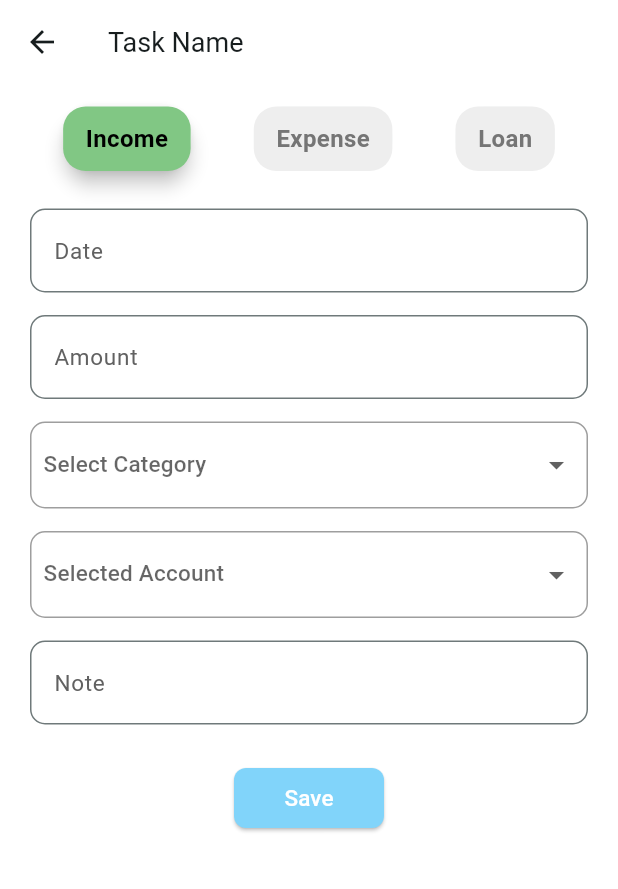
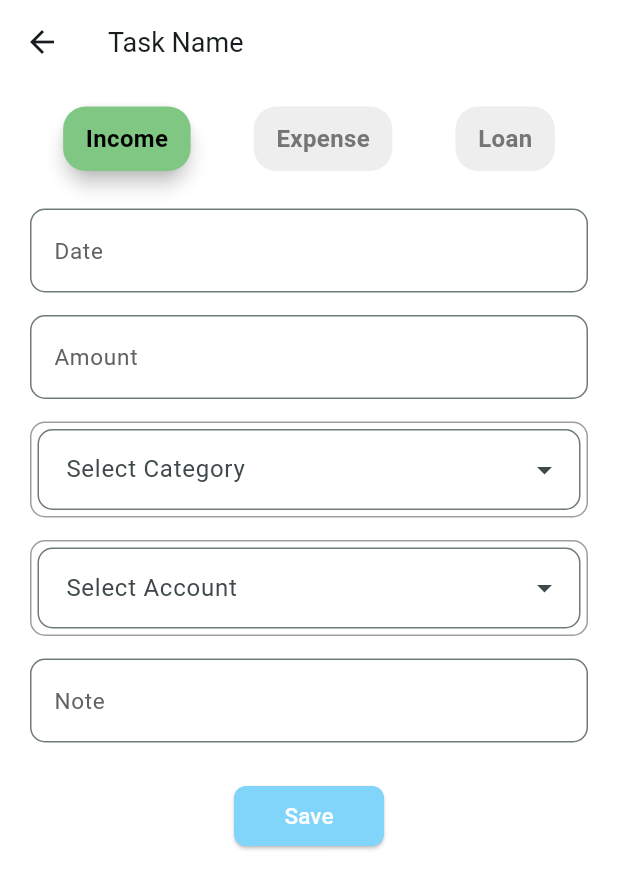
Before and after one commit to Dhruv-M-Sathavara/Money-Manager, a Flutter app: the Addtask screen opened directly, after a tap on "Save", on a phone screen of 412 x 824 dp. Shown: the top 889 px of the screen. Run offline on Flutter 3.47's test engine with Material 3 defaults, Android fonts, the phone set to English and light mode, and no system bars; our stand-ins replace cloud_firestore, firebase_auth, firebase_core, random_string; accounts and stored records are empty.

```diff
--- /dev/null
+++ b/lib/functions/database_conectivity.dart
@@ -0,0 +1,12 @@
+
+import 'package:cloud_firestore/cloud_firestore.dart';
+
+class DBOP{
+  Future addIncome(Map<String,dynamic> money, String id) async{
+    return await FirebaseFirestore.instance.collection("Income").doc(id).set(money);
+  }
+  Future addExpance(Map<String,dynamic> money, String id) async{
+    return await FirebaseFirestore.instance.collection("Expance").doc(id).set(money);
+  }
+
+}
--- a/lib/pages/add.dart
+++ b/lib/pages/add.dart
@@ -1,4 +1,6 @@
+import 'package:expance_manager/functions/database_conectivity.dart';
 import 'package:flutter/material.dart';
+import 'package:random_string/random_string.dart';
 
 class Addtask extends StatefulWidget {
   const Addtask({super.key});
@@ -10,8 +12,15 @@ class Addtask extends StatefulWidget {
 class _AddtaskState extends State<Addtask> {
   bool Income = true, Expense = false, Loan = false;
 
+  TextEditingController amount = TextEditingController();
+  TextEditingController category = TextEditingController();
+  TextEditingController account = TextEditingController();
+  TextEditingController note = TextEditingController();
+  TextEditingController date = TextEditingController();
+
   String? selectedCategory;
   String? selectedPaymentMethod;
+  String? selecteddata;
 
   final List<Map<String, dynamic>> categories = [
     {"icon": Icons.fastfood, "label": "Food"},
@@ -64,6 +73,9 @@ class _AddtaskState extends State<Addtask> {
                 Container(
                   padding: EdgeInsets.symmetric(horizontal: 20),
                   child: TextField(
+                    controller: date,
+                    readOnly: true,
+                    onTap: () => _selectDate(context),
                     decoration: InputDecoration(
                       labelText: "Date",
                       labelStyle:
@@ -79,6 +91,7 @@ class _AddtaskState extends State<Addtask> {
                 Container(
                   padding: EdgeInsets.symmetric(horizontal: 20),
                   child: TextField(
+                    controller: amount,
                     keyboardType: TextInputType.numberWithOptions(),
                     decoration: InputDecoration(
                       labelText: "Amount",
@@ -100,18 +113,22 @@ class _AddtaskState extends State<Addtask> {
                       border: Border.all(width: 1, color: Colors.grey),
                       borderRadius: BorderRadius.circular(10),
                     ),
-                  child: DropdownButtonHideUnderline(
-                    child: DropdownButton<String>(padding: EdgeInsets.symmetric(horizontal: 4), dropdownColor: Colors.white,
-                      hint:  Text('Select Category',style: TextStyle(fontSize: 15),),
-                      value: selectedCategory,
-                      isExpanded: true,
-                      onChanged: (String? newValue) {
+                    child: TextFormField(
+                      controller: category,
+                      decoration: InputDecoration(
+                        hintText: "Select Category",
+                        suffixIcon: PopupMenuButton<String>(
+                          color: Colors.white,
+                          icon: Icon(Icons.arrow_drop_down),
+                          onSelected: (String value) {
+                            category.text = value;
                             setState(() {
-                          selectedCategory = newValue;
+                              selectedCategory = value;
                             });
                           },
-                      items: categories.map((category) {
-                        return DropdownMenuItem<String>(
+                          itemBuilder: (BuildContext context) {
+                            return categories.map((category) {
+                              return PopupMenuItem<String>(
                                 value: category['label'],
                                 child: Row(
                                   children: [
@@ -121,10 +138,15 @@ class _AddtaskState extends State<Addtask> {
                                   ],
                                 ),
                               );
-                      }).toList(),
+                            }).toList();
+                          },
+                        ),
+                        contentPadding: EdgeInsets.symmetric(horizontal: 15, vertical: 15),
+                        border: OutlineInputBorder(borderRadius: BorderRadius.circular(10)),
                       ),
                     ),
                   ),
+
                 SizedBox(height: 15,),
                 Container(
                   margin: EdgeInsets.symmetric(horizontal: 20),
@@ -133,45 +155,45 @@ class _AddtaskState extends State<Addtask> {
                     borderRadius: BorderRadius.circular(10),
                     border: Border.all(color: Colors.grey, width: 1),
                   ),
-                  child: DropdownButtonHideUnderline(
-                    child: DropdownButton<String>(
-                      isExpanded: true,
-                      padding: EdgeInsets.symmetric(horizontal: 4),
-                      dropdownColor: Colors.white,
-                      hint: Text(
-                        "Selected Account",
-                        style: TextStyle(fontSize: 15),
-                      ),
-                      value: selectedPaymentMethod,
-                      onChanged: (String? newMethod) {
+                  child: TextFormField(
+                    controller: account,
+                    decoration: InputDecoration(
+                      hintText: "Select Account",
+                      suffixIcon: PopupMenuButton<String>(
+                        icon: Icon(Icons.arrow_drop_down),
+                        color: Colors.white,
+                        onSelected: (String value) {
+                          account.text = value;
                           setState(() {
-                          selectedPaymentMethod = newMethod!;
+                            selectedPaymentMethod = value;
                           });
                         },
-                      items: accounts.map((account) {
-                        return DropdownMenuItem<String>(
+                        itemBuilder: (BuildContext context) {
+                          return accounts.map((account) {
+                            return PopupMenuItem<String>(
                               value: account['label'],
                               child: Row(
-
-                            children: [
-                              Row(
                                 children: [
                                   Icon(account['icon'], size: 20, color: Colors.blue),
                                   SizedBox(width: 10),
                                   Text(account['label']),
                                 ],
                               ),
-                            ],
+                            );
+                          }).toList();
+                        },
                       ),
-                        );
-                      }).toList(),
+                      contentPadding: EdgeInsets.symmetric(horizontal: 15, vertical: 15),
+                      border: OutlineInputBorder(borderRadius: BorderRadius.circular(10)),
                     ),
                   ),
                 ),
+
                 SizedBox(height:15 ,),
                Container(
                 padding: EdgeInsets.symmetric(horizontal:20),
                 child: TextField(
+                  controller: note,
                    decoration: InputDecoration(
                       labelText: "Note",
                       labelStyle: TextStyle(color: Colors.grey.shade700,fontSize: 15),
@@ -189,7 +211,23 @@ class _AddtaskState extends State<Addtask> {
                   backgroundColor: Colors.lightBlue.shade200,
                   shape: RoundedRectangleBorder(borderRadius: BorderRadius.circular(8)),
                   minimumSize: Size(100, 40)
-                ), onPressed: (){}, child: Text("Save", style: TextStyle(fontSize: 15 , color: Colors.white),))
+                ), onPressed: (){
+                  String id = randomAlphaNumeric(10);
+                  Map<String,dynamic> money = {
+                    "Income Amount" : amount.text,
+                    "Category" : selectedCategory,
+                    "Accounts" : selectedPaymentMethod,
+                    "Note" : note.text,
+                    "Date" : date.text
+                  };
+
+                  if(Expense){
+                   DBOP().addExpance(money, id);
+                  }
+                  if(Income){
+                    DBOP().addIncome(money, id);
+                  }
+                }, child: Text("Save", style: TextStyle(fontSize: 15 , color: Colors.white),))
                 ]
             ),
               ),
@@ -238,4 +276,19 @@ class _AddtaskState extends State<Addtask> {
       ),
     );
   }
+
+    Future<void> _selectDate(BuildContext context) async {
+      final picked = await showDatePicker(
+      context: context,
+      initialDate: DateTime.now(),
+      firstDate: DateTime(2000),
+      lastDate: DateTime(2101),
+    );
+    if (picked != null) {
+      setState(() {
+        date.text = "${picked.day}-${picked.month}-${picked.year}";
+      });
     }
+  }
+
+}
--- a/pubspec.yaml
+++ b/pubspec.yaml
@@ -33,7 +33,8 @@ dependencies:
 
   firebase_core: ^3.10.0
   firebase_auth:
-  cloud_firestore:
+  cloud_firestore: any
+  random_string: any
 
   # The following adds the Cupertino Icons font to your application.
   # Use with the CupertinoIcons class for iOS style icons.
```
Also changed, not shown: pubspec.lock. Lines whose indentation alone changed are shown as unchanged.
